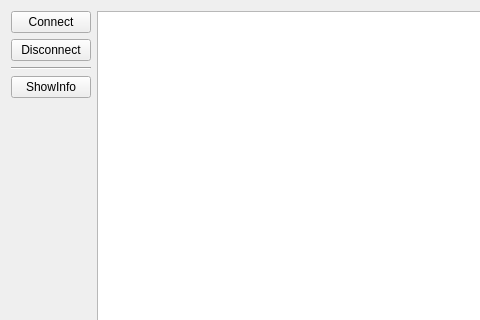
First picture: the form in Tools/ResourceEditor/DataQt/DeviceListWidget.ui, repository reven86/dava.engine, before the edit; both pictures show x 0 to 480 and y 0 to 320 of the 734 by 595 pixel window.
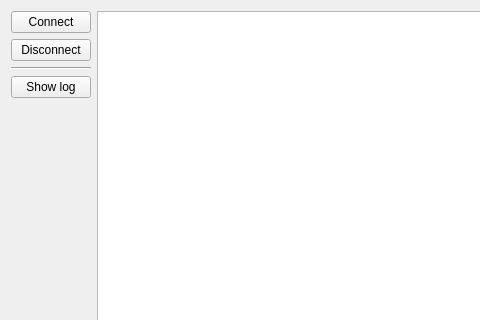
Second picture: the form after the edit.

What changed in the file:
```diff
--- a/Tools/ResourceEditor/DataQt/DeviceListWidget.ui
+++ b/Tools/ResourceEditor/DataQt/DeviceListWidget.ui
@@ -40,7 +40,7 @@
      <item>
       <widget class="QPushButton" name="showInfo">
        <property name="text">
-        <string>ShowInfo</string>
+        <string>Show log</string>
        </property>
       </widget>
      </item>
```
Left out of the diff: 2 changed lines with no effect on the pictures.
